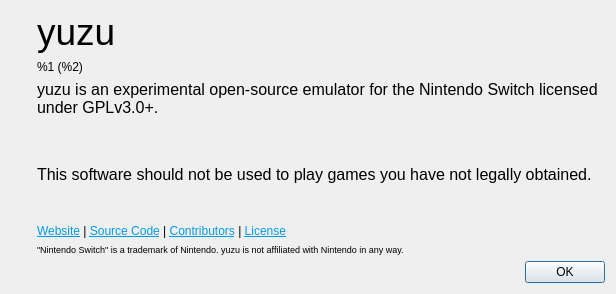
Old version of the form src/yuzu/aboutdialog.ui in the repository Ender-Q/sirius.
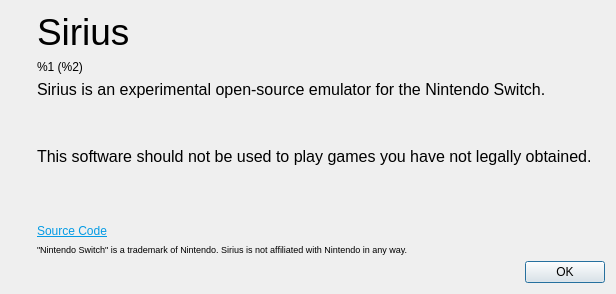
New version of the form. Icons and pictures are not drawn.

Commit message: Sirius: rename, iGPU runtime optimizations, nullworks splash

Patch:
```diff
--- a/src/yuzu/aboutdialog.ui
+++ b/src/yuzu/aboutdialog.ui
@@ -69,7 +69,7 @@
           </sizepolicy>
          </property>
          <property name="text">
-          <string>&lt;html&gt;&lt;head/&gt;&lt;body&gt;&lt;p&gt;&lt;span style=&quot; font-size:28pt;&quot;&gt;yuzu&lt;/span&gt;&lt;/p&gt;&lt;/body&gt;&lt;/html&gt;</string>
+          <string>&lt;html&gt;&lt;head/&gt;&lt;body&gt;&lt;p&gt;&lt;span style=&quot; font-size:28pt;&quot;&gt;Sirius&lt;/span&gt;&lt;/p&gt;&lt;/body&gt;&lt;/html&gt;</string>
          </property>
         </widget>
        </item>
@@ -99,7 +99,7 @@
 &lt;html&gt;&lt;head&gt;&lt;meta name=&quot;qrichtext&quot; content=&quot;1&quot; /&gt;&lt;style type=&quot;text/css&quot;&gt;
 p, li { white-space: pre-wrap; }
 &lt;/style&gt;&lt;/head&gt;&lt;body style=&quot; font-family:'Ubuntu'; font-size:11pt; font-weight:400; font-style:normal;&quot;&gt;
-&lt;p style=&quot; margin-top:0px; margin-bottom:0px; margin-left:0px; margin-right:0px; -qt-block-indent:0; text-indent:0px;&quot;&gt;&lt;span style=&quot; font-family:'MS Shell Dlg 2'; font-size:12pt;&quot;&gt;yuzu is an experimental open-source emulator for the Nintendo Switch licensed under GPLv3.0+.&lt;/span&gt;&lt;/p&gt;
+&lt;p style=&quot; margin-top:0px; margin-bottom:0px; margin-left:0px; margin-right:0px; -qt-block-indent:0; text-indent:0px;&quot;&gt;&lt;span style=&quot; font-family:'MS Shell Dlg 2'; font-size:12pt;&quot;&gt;Sirius is an experimental open-source emulator for the Nintendo Switch.&lt;/span&gt;&lt;/p&gt;
 &lt;p style=&quot;-qt-paragraph-type:empty; margin-top:0px; margin-bottom:0px; margin-left:0px; margin-right:0px; -qt-block-indent:0; text-indent:0px; font-family:'MS Shell Dlg 2'; font-size:8pt;&quot;&gt;&lt;br /&gt;&lt;/p&gt;
 &lt;br&gt;&lt;p style=&quot; margin-top:0px; margin-bottom:0px; margin-left:0px; margin-right:0px; -qt-block-indent:0; text-indent:0px;&quot;&gt;&lt;span style=&quot; font-family:'MS Shell Dlg 2'; font-size:12pt;&quot;&gt;This software should not be used to play games you have not legally obtained.&lt;/span&gt;&lt;/p&gt;&lt;/body&gt;&lt;/html&gt;</string>
          </property>
@@ -127,7 +127,7 @@
        <item>
         <widget class="QLabel" name="labelLinks">
          <property name="text">
-          <string>&lt;html&gt;&lt;head/&gt;&lt;body&gt;&lt;p&gt;&lt;a href=&quot;https://yuzu-emu.org/&quot;&gt;&lt;span style=&quot; text-decoration: underline; color:#039be5;&quot;&gt;Website&lt;/span&gt;&lt;/a&gt; | &lt;a href=&quot;https://github.com/yuzu-emu&quot;&gt;&lt;span style=&quot; text-decoration: underline; color:#039be5;&quot;&gt;Source Code&lt;/span&gt;&lt;/a&gt; | &lt;a href=&quot;https://github.com/yuzu-emu/yuzu/graphs/contributors&quot;&gt;&lt;span style=&quot; text-decoration: underline; color:#039be5;&quot;&gt;Contributors&lt;/span&gt;&lt;/a&gt; | &lt;a href=&quot;https://github.com/yuzu-emu/yuzu/blob/master/LICENSE.txt&quot;&gt;&lt;span style=&quot; text-decoration: underline; color:#039be5;&quot;&gt;License&lt;/span&gt;&lt;/a&gt;&lt;/p&gt;&lt;/body&gt;&lt;/html&gt;</string>
+          <string>&lt;html&gt;&lt;head/&gt;&lt;body&gt;&lt;p&gt;&lt;a href=&quot;https://codeberg.org/yuzu-emu/yuzu&quot;&gt;&lt;span style=&quot; text-decoration: underline; color:#039be5;&quot;&gt;Source Code&lt;/span&gt;&lt;/a&gt;&lt;/p&gt;&lt;/body&gt;&lt;/html&gt;</string>
          </property>
          <property name="openExternalLinks">
           <bool>true</bool>
@@ -143,7 +143,7 @@
           </sizepolicy>
          </property>
          <property name="text">
-          <string>&lt;html&gt;&lt;head/&gt;&lt;body&gt;&lt;p&gt;&lt;span style=&quot; font-size:7pt;&quot;&gt;&amp;quot;Nintendo Switch&amp;quot; is a trademark of Nintendo. yuzu is not affiliated with Nintendo in any way.&lt;/span&gt;&lt;/p&gt;&lt;/body&gt;&lt;/html&gt;</string>
+          <string>&lt;html&gt;&lt;head/&gt;&lt;body&gt;&lt;p&gt;&lt;span style=&quot; font-size:7pt;&quot;&gt;&amp;quot;Nintendo Switch&amp;quot; is a trademark of Nintendo. Sirius is not affiliated with Nintendo in any way.&lt;/span&gt;&lt;/p&gt;&lt;/body&gt;&lt;/html&gt;</string>
          </property>
         </widget>
        </item>
```
Left out of the diff: 2 changed lines with no effect on the pictures. The commit also changes 23 other files.
